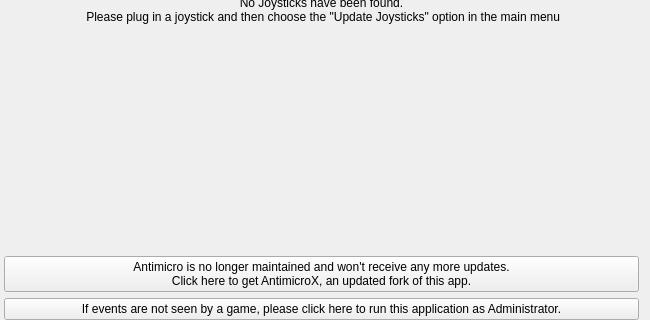
AntiMicro/antimicro, file src/mainwindow.ui: the form before one commit; both pictures show x 0 to 650 and y 260 to 580 of the 650 by 580 pixel window.
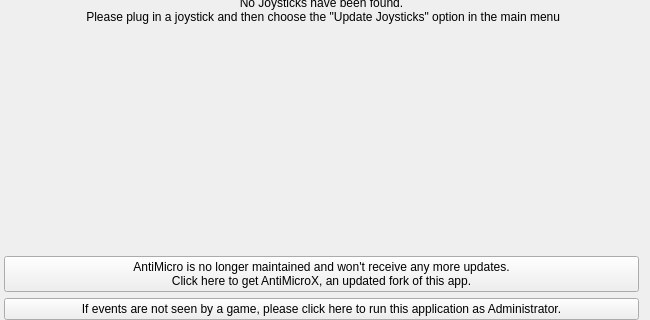
The form after the commit. Icons and pictures are not drawn. Custom widgets are drawn as their Qt base class.

Commit message: Add popup with deprecation information

```diff
--- a/src/mainwindow.ui
+++ b/src/mainwindow.ui
@@ -171,8 +171,8 @@
     <item>
      <widget class="QPushButton" name="updateButton">
       <property name="text">
-       <string>Antimicro is no longer maintained and won't receive any more updates.
-Click here to get AntimicroX, an updated fork of this app.</string>
+       <string>AntiMicro is no longer maintained and won't receive any more updates.
+Click here to get AntiMicroX, an updated fork of this app.</string>
       </property>
       <property name="icon">
        <iconset theme="dialog-warning"/>
```
The commit also changes 1 other file.
